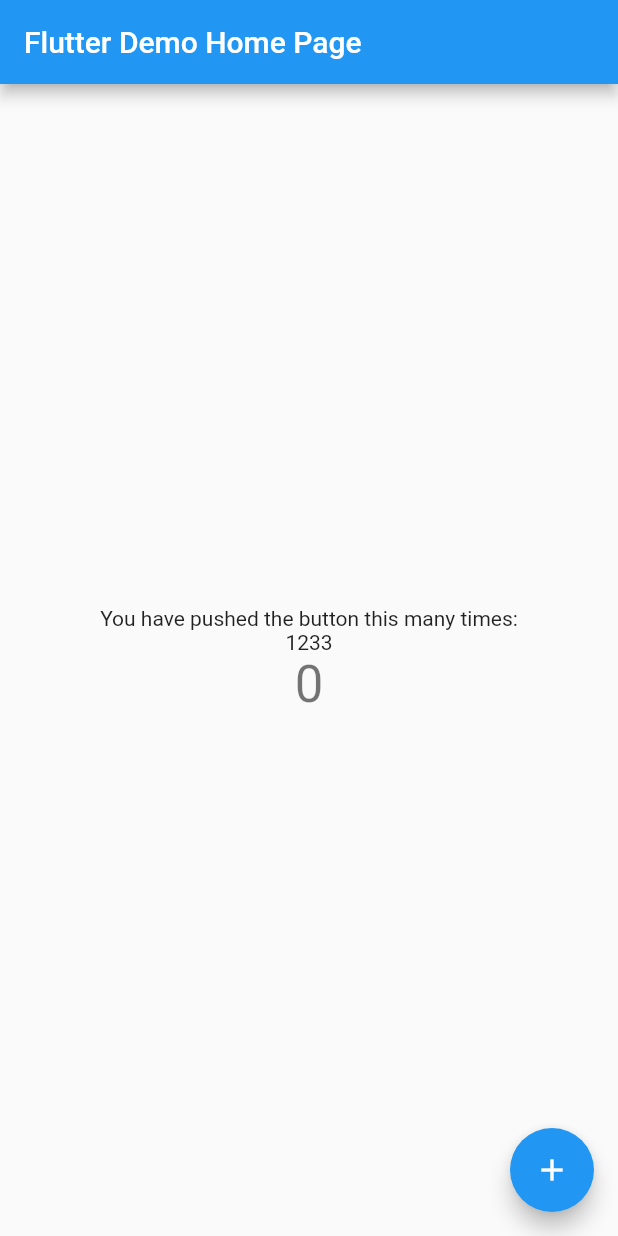
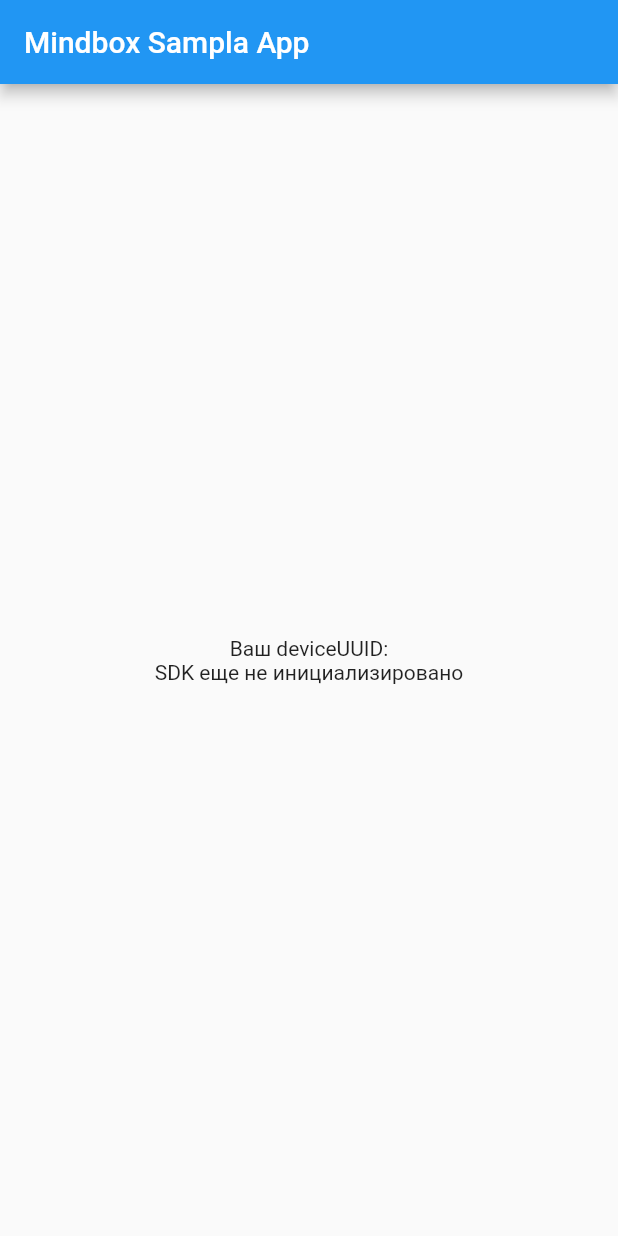
Before and after one commit to peter-nikitin/mindbox_sample_flutter, a Flutter app: the screen it shows after launch, on a phone screen of 412 x 824 dp. Run offline on Flutter 3.47's test engine with Material 2 defaults, Android fonts, the phone set to English and light mode, and no system bars; missing offline and left inert: mindbox.

Commit message:
Clear comments

```diff
--- a/lib/main.dart
+++ b/lib/main.dart
@@ -5,6 +5,8 @@
 import 'package:mindbox/mindbox.dart';
 
 void main() {
+  WidgetsFlutterBinding.ensureInitialized();
+
   final config = Configuration(
       domain: "api.mindbox.ru",
       endpointIos: "mpush-test-ios-sandbox-docs",
@@ -19,39 +21,20 @@
 class MyApp extends StatelessWidget {
   const MyApp({Key? key}) : super(key: key);
 
-  // This widget is the root of your application.
   @override
   Widget build(BuildContext context) {
     return MaterialApp(
-      title: 'Flutter Demo',
+      title: 'Mindbox Sample',
       theme: ThemeData(
-        // This is the theme of your application.
-        //
-        // Try running your application with "flutter run". You'll see the
-        // application has a blue toolbar. Then, without quitting the app, try
-        // changing the primarySwatch below to Colors.green and then invoke
-        // "hot reload" (press "r" in the console where you ran "flutter run",
-        // or simply save your changes to "hot reload" in a Flutter IDE).
-        // Notice that the counter didn't reset back to zero; the application
-        // is not restarted.
         primarySwatch: Colors.blue,
       ),
-      home: const MyHomePage(title: 'Flutter Demo Home Page'),
+      home: const MyHomePage(title: 'Mindbox Sampla App'),
     );
   }
 }
 
 class MyHomePage extends StatefulWidget {
   const MyHomePage({Key? key, required this.title}) : super(key: key);
-
-  // This widget is the home page of your application. It is stateful, meaning
-  // that it has a State object (defined below) that contains fields that affect
-  // how it looks.
-
-  // This class is the configuration for the state. It holds the values (in this
-  // case the title) provided by the parent (in this case the App widget) and
-  // used by the build method of the State. Fields in a Widget subclass are
-  // always marked "final".
 
   final String title;
 
@@ -60,9 +43,8 @@
 }
 
 class _MyHomePageState extends State<MyHomePage> {
-  int _counter = 0;
 
-  String _deviceUUID = "1233";
+  String _deviceUUID = "SDK еще не инициализировано";
 
   void _setDeviceUUID(uuid) {
     setState(() {
@@ -70,72 +52,34 @@
     });
   }
 
-  void _incrementCounter() {
-    setState(() {
-      // This call to setState tells the Flutter framework that something has
-      // changed in this State, which causes it to rerun the build method below
-      // so that the display can reflect the updated values. If we changed
-      // _counter without calling setState(), then the build method would not be
-      // called again, and so nothing would appear to happen.
-      _counter++;
+  @override
+  void initState() {
+    if (!mounted) return;
+    Mindbox.instance.getDeviceUUID((device) {
+      _setDeviceUUID(device);
     });
+    super.initState();
   }
 
   @override
   Widget build(BuildContext context) {
-    Mindbox.instance.getDeviceUUID((device) {
-      _setDeviceUUID(device);
-    });
-    // This method is rerun every time setState is called, for instance as done
-    // by the _incrementCounter method above.
-    //
-    // The Flutter framework has been optimized to make rerunning build methods
-    // fast, so that you can just rebuild anything that needs updating rather
-    // than having to individually change instances of widgets.
     return Scaffold(
       appBar: AppBar(
-        // Here we take the value from the MyHomePage object that was created by
-        // the App.build method, and use it to set our appbar title.
         title: Text(widget.title),
       ),
       body: Center(
-        // Center is a layout widget. It takes a single child and positions it
-        // in the middle of the parent.
         child: Column(
-          // Column is also a layout widget. It takes a list of children and
-          // arranges them vertically. By default, it sizes itself to fit its
-          // children horizontally, and tries to be as tall as its parent.
-          //
-          // Invoke "debug painting" (press "p" in the console, choose the
-          // "Toggle Debug Paint" action from the Flutter Inspector in Android
-          // Studio, or the "Toggle Debug Paint" command in Visual Studio Code)
-          // to see the wireframe for each widget.
-          //
-          // Column has various properties to control how it sizes itself and
-          // how it positions its children. Here we use mainAxisAlignment to
-          // center the children vertically; the main axis here is the vertical
-          // axis because Columns are vertical (the cross axis would be
-          // horizontal).
           mainAxisAlignment: MainAxisAlignment.center,
           children: <Widget>[
             const Text(
-              'You have pushed the button this many times:',
+              'Ваш deviceUUID:',
             ),
             Text(
-              '$_deviceUUID',
-            ),
-            Text(
-              '$_counter',
-              style: Theme.of(context).textTheme.headline4,
+              _deviceUUID,
             ),
           ],
         ),
       ),
-      floatingActionButton: FloatingActionButton(
-        onPressed: _incrementCounter,
-        tooltip: 'Increment',
-        child: const Icon(Icons.add),
-      ), // This trailing comma makes auto-formatting nicer for build methods.
     );
   }
 }
```
